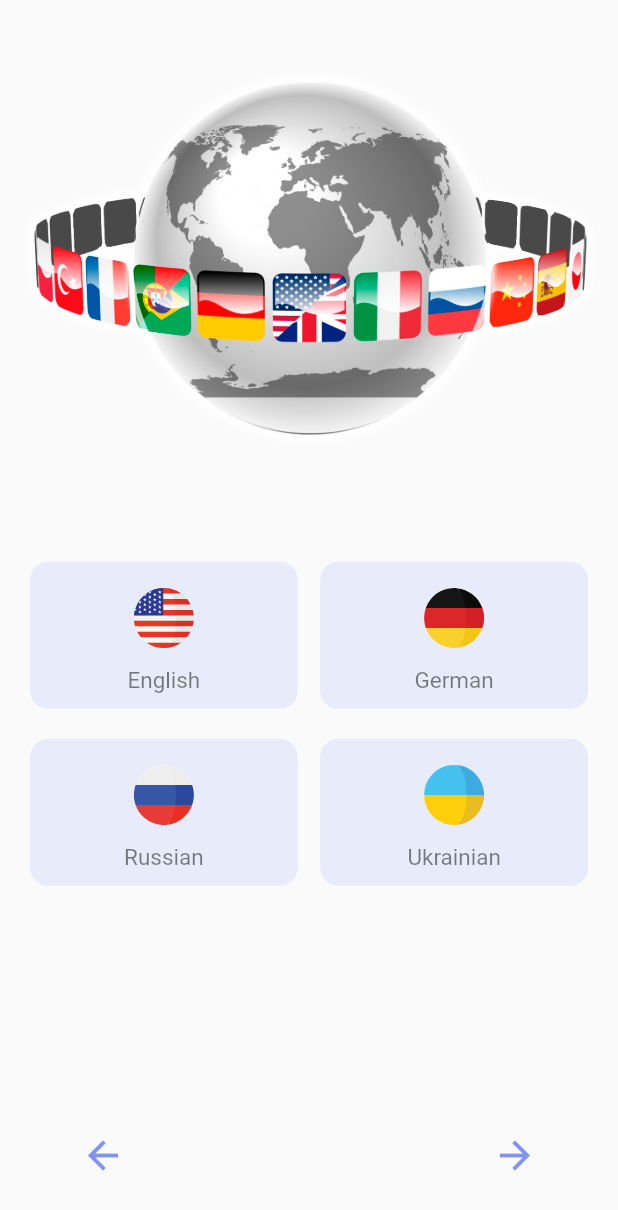
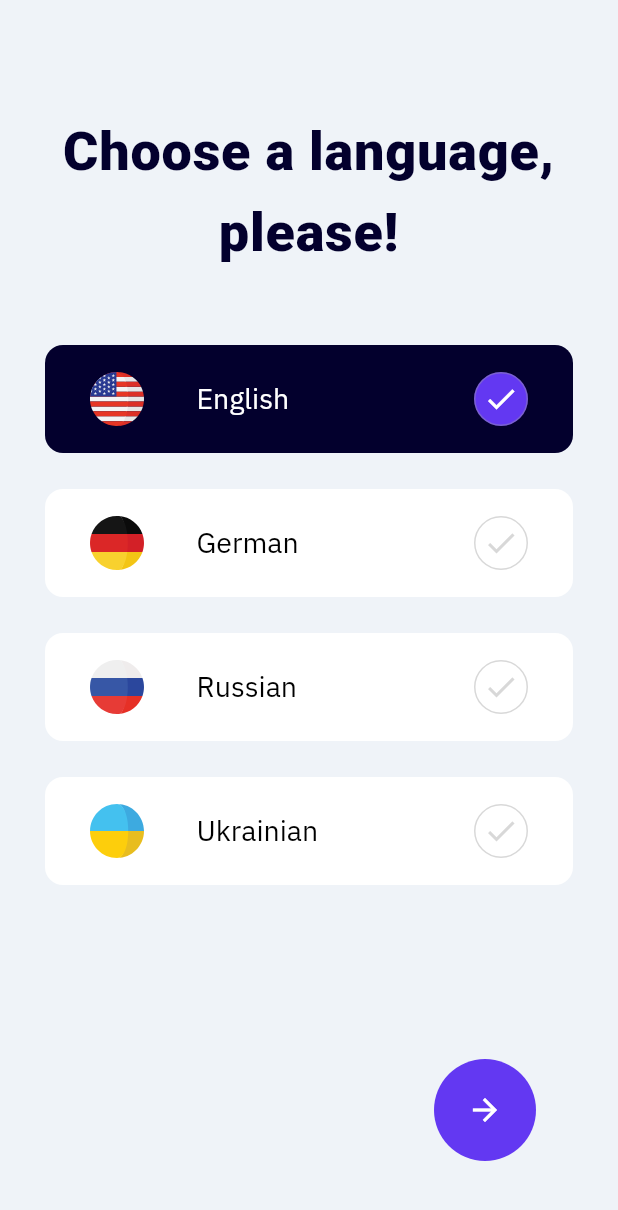
Before and after one commit to f0cuSsss/flutter_animated_onboarding, a Flutter app: the screen it shows after launch, on a phone screen of 412 x 824 dp. Shown: the top 1210 px of the screen. Run offline on Flutter 3.47's test engine with Material 2 defaults, Android fonts, the phone set to English and light mode, and no system bars; our stand-ins replace flutter_svg.

Commit message:
Choose language screen

```diff
--- /dev/null
+++ b/lib/behaviors/NoneScrollBehavior.dart
@@ -0,0 +1,9 @@
+import 'package:flutter/material.dart';
+
+class NoneScrollBehavior extends ScrollBehavior {
+  @override
+  Widget buildViewportChrome(
+      BuildContext context, Widget child, AxisDirection axisDirection) {
+    return child;
+  }
+}
--- a/lib/main.dart
+++ b/lib/main.dart
@@ -1,9 +1,12 @@
 import 'package:flutter/material.dart';
+import 'package:flutter_welcome_screen/behaviors/NoneScrollBehavior.dart';
 import 'package:flutter_welcome_screen/on_board_screen.dart';
 
 void main() {
   runApp(
     MaterialApp(
+      debugShowCheckedModeBanner: false,
+      theme: ThemeData(fontFamily: 'IBM Plex Sans'),
       home: OnBoardScreen(),
     ),
   );
--- a/lib/on_board_screen.dart
+++ b/lib/on_board_screen.dart
@@ -1,6 +1,7 @@
 import 'package:flutter/material.dart';
 
 import 'package:flutter_svg/flutter_svg.dart';
+import 'package:flutter_welcome_screen/behaviors/NoneScrollBehavior.dart';
 
 class OnBoardScreen extends StatefulWidget {
   OnBoardScreen({Key? key}) : super(key: key);
@@ -20,18 +21,40 @@ class LanguageItem {
 class _OnBoardScreenState extends State<OnBoardScreen> {
   final pageController = new PageController();
 
+  LanguageItem selectedLanguage = new LanguageItem(id: -1, name: '', path: '');
   final languages = [
-    LanguageItem(id: 1, name: 'English', path: 'assets/onboarding/us.svg'),
-    LanguageItem(id: 2, name: 'German', path: 'assets/onboarding/germany.svg'),
-    LanguageItem(id: 3, name: 'Russian', path: 'assets/onboarding/russia.svg'),
     LanguageItem(
-        id: 4, name: 'Ukrainian', path: 'assets/onboarding/ukraine.svg'),
+      id: 1,
+      name: 'English',
+      path: 'assets/onboarding/us.svg',
+    ),
+    LanguageItem(
+      id: 2,
+      name: 'German',
+      path: 'assets/onboarding/germany.svg',
+    ),
+    LanguageItem(
+      id: 3,
+      name: 'Russian',
+      path: 'assets/onboarding/russia.svg',
+    ),
+    LanguageItem(
+      id: 4,
+      name: 'Ukrainian',
+      path: 'assets/onboarding/ukraine.svg',
+    ),
   ];
-  final int selectedLanguage = -1;
+
+  @override
+  void initState() {
+    super.initState();
+    selectedLanguage = languages[0];
+  }
 
   @override
   Widget build(BuildContext context) {
     return Scaffold(
+      backgroundColor: Color(0xFFEFF3F8),
       body: SafeArea(
         child: Container(
           child: PageView(
@@ -52,81 +75,83 @@ class _OnBoardScreenState extends State<OnBoardScreen> {
 
   Widget _renderLanguagePage() {
     return Container(
+      child: Padding(
+        padding:
+            const EdgeInsets.only(bottom: 20, top: 70, left: 30, right: 30),
+        // bottom: MediaQuery.of(context).size.height * 0.1),
         child: Column(
           children: [
-          // Text(
-          //   'Welcome!',
-          //   style: TextStyle(
-          //     color: Color(0xFF8093F1),
-          //     // color: Color(0xFFB388EB),
-          //     fontSize: 34,
-          //     fontWeight: FontWeight.w800,
-          //     height: 2,
-          //     letterSpacing: 0.5,
-          //   ),
-          // ),
-          Image.asset('assets/onboarding/language_globe.png'),
-          // Text(
-          //   'Pick a language to get started',
-          //   style: TextStyle(
-          //     color: Color(0xFF8093F1),
-          //     fontSize: 20,
-          //     fontWeight: FontWeight.w800,
-          //     height: 1.5,
-          //     letterSpacing: 0.5,
-          //   ),
-          // ),
-          Expanded(
-            child: Column(
-              children: [
-                // SizedBox(height: 40),
-                Row(
-                  children: [
-                    SizedBox(width: 20),
-                    _languageItem(languages[0]),
-                    SizedBox(width: 15),
-                    _languageItem(languages[1]),
-                    SizedBox(width: 20),
-                  ],
-                ),
-                SizedBox(height: 20),
-                Row(
-                  children: [
-                    SizedBox(width: 20),
-                    _languageItem(languages[2]),
-                    SizedBox(width: 15),
-                    _languageItem(languages[3]),
-                    SizedBox(width: 20),
-                  ],
-                ),
-                SizedBox(height: 20),
-              ],
+            Text(
+              'Choose a language, please!',
+              textAlign: TextAlign.center,
+              style: TextStyle(
+                color: Color(0xFF03002D),
+                fontFamily: 'Roboto',
+                fontSize: 36,
+                fontWeight: FontWeight.w900,
+                height: 1.5,
+                letterSpacing: 0.5,
               ),
             ),
+            SizedBox(height: 40),
+            Expanded(
+              child: ScrollConfiguration(
+                behavior: NoneScrollBehavior(),
+                child: ListView(
+                  children: List.generate(
+                    languages.length,
+                    (index) => _languageItem(languages[index]),
+                  ),
+                ),
+              ),
+            ),
+            SizedBox(height: 30),
             Row(
               mainAxisAlignment: MainAxisAlignment.spaceBetween,
               children: [
+                // NEED TO REFACTOR!!!
                 Expanded(
                   child: IconButton(
                     iconSize: 30,
-                  color: Color(0xFF8093F1),
+                    splashColor: (() {
+                      return pageController.initialPage == 0
+                          ? Colors.transparent
+                          : Color(0xFF8093F1);
+                    }()),
+                    highlightColor: Colors.transparent,
+                    color: (() {
+                      return pageController.initialPage == 0
+                          ? Colors.transparent
+                          : Color(0xFF8093F1);
+                    }()),
                     icon: Icon(Icons.arrow_back),
                     onPressed: () => print('Prev slide'),
                   ),
                 ),
                 Expanded(child: Text('')),
                 Expanded(
+                  child: Ink(
+                    decoration: ShapeDecoration(
+                      shape: CircleBorder(),
+                      color: Color(0xFF6338F2),
+                    ),
+                    padding: EdgeInsets.all(10),
                     child: IconButton(
-                  iconSize: 30,
-                  disabledColor: Colors.red,
+                      iconSize: 24,
                       color: Color(0xFF8093F1),
-                  icon: Icon(Icons.arrow_forward),
-                  onPressed: () {
+                      icon: Icon(
+                        Icons.arrow_forward,
+                        color: Colors.white,
+                      ),
+                      onPressed: selectedLanguage.id != -1
+                          ? () {
                               pageController.nextPage(
                                 duration: const Duration(milliseconds: 200),
                                 curve: Curves.ease,
                               );
-                  },
+                            }
+                          : null,
+                    ),
                   ),
                 ),
               ],
@@ -134,35 +159,68 @@ class _OnBoardScreenState extends State<OnBoardScreen> {
             SizedBox(height: 30),
           ],
         ),
+      ),
     );
   }
 
   Widget _languageItem(LanguageItem item) {
-    return Expanded(
+    return GestureDetector(
+      onTap: () {
+        setState(() {
+          selectedLanguage = item;
+        });
+      },
+      child: Padding(
+        padding: const EdgeInsets.symmetric(vertical: 12),
         child: Container(
           decoration: BoxDecoration(
-          color: Color(0xFF8093F1).withOpacity(0.15),
+            color: selectedLanguage.id == item.id
+                ? Color(0xFF03002D)
+                : Colors.white,
             borderRadius: BorderRadius.all(Radius.circular(12)),
           ),
-        padding: EdgeInsets.all(10),
-        child: Column(
+          width: double.infinity,
+          padding: const EdgeInsets.symmetric(horizontal: 30, vertical: 18),
+          child: Row(
             children: [
-            SizedBox(height: 5),
               SvgPicture.asset(
                 item.path,
-              height: 45,
-              width: 40,
+                height: 36,
+                width: 36,
               ),
-            SizedBox(height: 10),
-            Text(
+              const SizedBox(width: 35),
+              Expanded(
+                child: Text(
                   item.name,
                   style: TextStyle(
-                fontSize: 15,
-                color: Colors.black.withOpacity(0.5),
+                    fontSize: 19,
+                    color: selectedLanguage.id == item.id
+                        ? Colors.white
+                        : Colors.black,
                     fontWeight: FontWeight.w400,
                   ),
                 ),
+              ),
+              Container(
+                padding: EdgeInsets.all(5),
+                decoration: BoxDecoration(
+                  shape: BoxShape.circle,
+                  border: Border.all(
+                    width: 1,
+                    color: Colors.grey.withOpacity(0.4),
+                  ),
+                  color:
+                      selectedLanguage.id == item.id ? Color(0xFF6338F2) : null,
+                ),
+                child: Icon(
+                  Icons.done,
+                  color: selectedLanguage.id == item.id
+                      ? Colors.white
+                      : Colors.grey.withOpacity(0.4),
+                ),
+              ),
             ],
+          ),
         ),
       ),
     );
```
Also changed, not shown: pubspec.yaml (+15 -11 lines), fonts/IBMPlexSans-Bold.ttf (added), fonts/IBMPlexSans-Medium.ttf (added), fonts/IBMPlexSans-Regular.ttf (added), fonts/IBMPlexSans-SemiBold.ttf (added), fonts/Roboto-Black.ttf (added), fonts/Roboto-Bold.ttf (added), fonts/Roboto-Medium.ttf (added), fonts/Roboto-Regular.ttf (added). Lines whose indentation alone changed are shown as unchanged.
